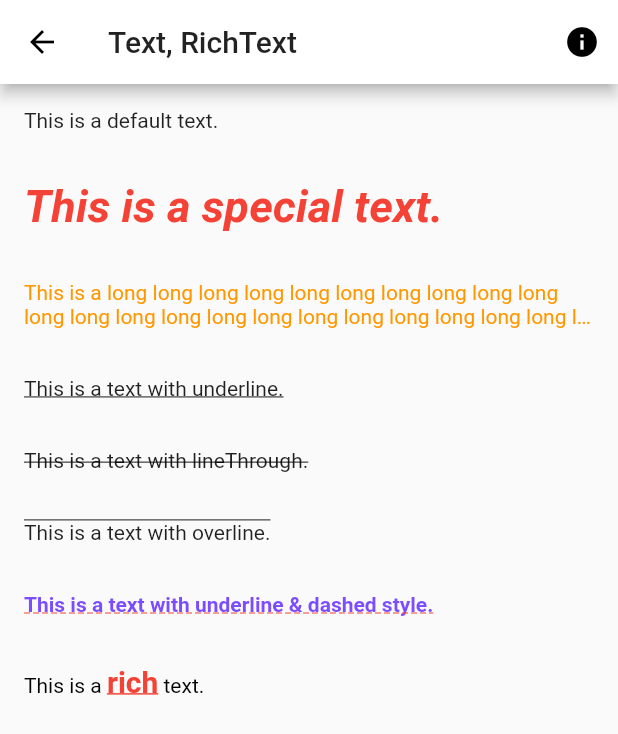
After one commit to sunfusheng/FlutterDemo, a Flutter app: the TextRichText screen opened directly, on a phone screen of 412 x 824 dp. The commit adds this screen. Shown: the top 734 px of the screen. Run offline on Flutter 3.47's test engine with Material 2 defaults, Android fonts, the phone set to English and light mode, and no system bars; missing offline and left inert: flutter_webview_plugin; network calls fail.

Commit message:
add text widget

```diff
--- a/lib/pages/basic/BasicPage.dart
+++ b/lib/pages/basic/BasicPage.dart
@@ -1,4 +1,5 @@
 import 'package:FlutterWidgets/model/Router.dart';
+import 'package:FlutterWidgets/pages/basic/TextRichText.dart';
 import 'package:FlutterWidgets/widgets/WebViewPage.dart';
 import 'package:FlutterWidgets/pages/basic/ContainerBoxDecoration.dart';
 import 'package:FlutterWidgets/pages/basic/RowColumnFlexExpanded.dart';
@@ -9,7 +10,7 @@ class BasicPage extends StatelessWidget {
   final items = [
     Router('Container, BoxDecoration', ContainerBoxDecoration()),
     Router('Row, column, Flex, Expanded', RowColumnFlexExpanded()),
-    Router('Text', null),
+    Router('Text, RichText', TextRichText()),
     Router('RaisedButton', null),
     Router('Icon', null),
     Router('Image', null),
--- a/lib/pages/basic/ContainerBoxDecoration.dart
+++ b/lib/pages/basic/ContainerBoxDecoration.dart
@@ -25,7 +25,6 @@ class ContainerBoxDecoration extends StatelessWidget {
         ],
       ),
       body: Builder(
-        // ignore: argument_type_not_assignable
         builder: (BuildContext context) {
           return SingleChildScrollView(
             child: Column(
--- /dev/null
+++ b/lib/pages/basic/TextRichText.dart
@@ -0,0 +1,143 @@
+import 'package:FlutterWidgets/widgets/WebViewPage.dart';
+import 'package:flutter/material.dart';
+
+class TextRichText extends StatelessWidget {
+  final title = 'Text, RichText';
+  final url =
+      'https://github.com/sunfusheng/FlutterWidgets/tree/master/lib/pages/basic/TextRichText.dart';
+
+  @override
+  Widget build(BuildContext context) {
+    return Scaffold(
+      appBar: AppBar(
+        title: Text(title),
+        actions: <Widget>[
+          IconButton(
+              icon: new Icon(Icons.info),
+              onPressed: () {
+                Navigator.push(
+                  context,
+                  MaterialPageRoute(
+                    builder: (context) => WebViewPage(title, url),
+                  ),
+                );
+              })
+        ],
+      ),
+      body: Builder(
+        builder: (BuildContext context) {
+          return SingleChildScrollView(
+            child: Column(
+              mainAxisAlignment: MainAxisAlignment.start,
+              crossAxisAlignment: CrossAxisAlignment.center,
+              children: <Widget>[
+                Container(
+                  margin: EdgeInsets.all(16),
+                  alignment: Alignment.centerLeft,
+                  child: Text(
+                    'This is a default text.',
+                  ),
+                ),
+                Container(
+                  margin: EdgeInsets.all(16),
+                  alignment: Alignment.centerLeft,
+                  child: Text(
+                    'This is a special text.',
+                    style: TextStyle(
+                      color: Colors.red,
+                      fontSize: 30,
+                      fontStyle: FontStyle.italic,
+                      fontWeight: FontWeight.bold,
+                    ),
+                  ),
+                ),
+                Container(
+                  margin: EdgeInsets.all(16),
+                  alignment: Alignment.centerLeft,
+                  child: Text(
+                    'This is a long long long long long long long long long long long long long long long long long long long long long long long long long long long long long long long long text.',
+                    style: TextStyle(
+                      color: Colors.orange,
+                    ),
+                    maxLines: 2,
+                    overflow: TextOverflow.ellipsis,
+                  ),
+                ),
+                Container(
+                  margin: EdgeInsets.all(16),
+                  alignment: Alignment.centerLeft,
+                  child: Text(
+                    'This is a text with underline.',
+                    style: TextStyle(
+                      decoration: TextDecoration.underline,
+                    ),
+                  ),
+                ),
+                Container(
+                  margin: EdgeInsets.all(16),
+                  alignment: Alignment.centerLeft,
+                  child: Text(
+                    'This is a text with lineThrough.',
+                    style: TextStyle(
+                      decoration: TextDecoration.lineThrough,
+                    ),
+                  ),
+                ),
+                Container(
+                  margin: EdgeInsets.all(16),
+                  alignment: Alignment.centerLeft,
+                  child: Text(
+                    'This is a text with overline.',
+                    style: TextStyle(
+                      decoration: TextDecoration.overline,
+                    ),
+                  ),
+                ),
+                Container(
+                  margin: EdgeInsets.all(16),
+                  alignment: Alignment.centerLeft,
+                  child: Text(
+                    'This is a text with underline & dashed style.',
+                    style: TextStyle(
+                      color: Colors.deepPurpleAccent,
+                      fontWeight: FontWeight.bold,
+                      decoration: TextDecoration.underline,
+                      decorationColor: Colors.red,
+                      decorationStyle: TextDecorationStyle.dashed,
+                    ),
+                  ),
+                ),
+                Container(
+                  margin: EdgeInsets.all(16),
+                  alignment: Alignment.centerLeft,
+                  child: RichText(
+                    text: TextSpan(
+                      text: 'This is a ',
+                      style: TextStyle(
+                        color: Colors.black,
+                      ),
+                      children: <TextSpan>[
+                        TextSpan(
+                          text: 'rich',
+                          style: TextStyle(
+                              color: Colors.red,
+                              fontWeight: FontWeight.bold,
+                              fontSize: 20,
+                              decoration: TextDecoration.underline,
+                              decorationColor: Colors.red),
+                        ),
+                        TextSpan(
+                          text: ' text.',
+                        ),
+                      ],
+                    ),
+                  ),
+                ),
+              ],
+            ),
+          );
+        },
+      ),
+    );
+  }
+}
```
